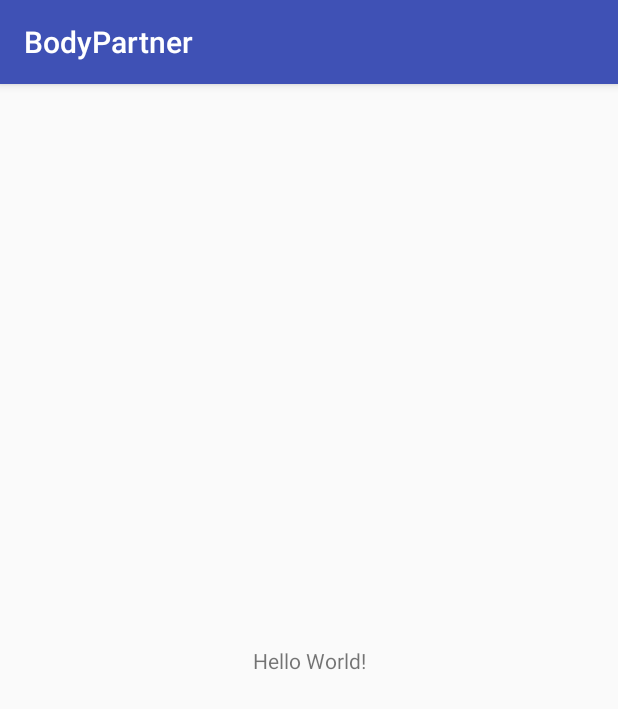
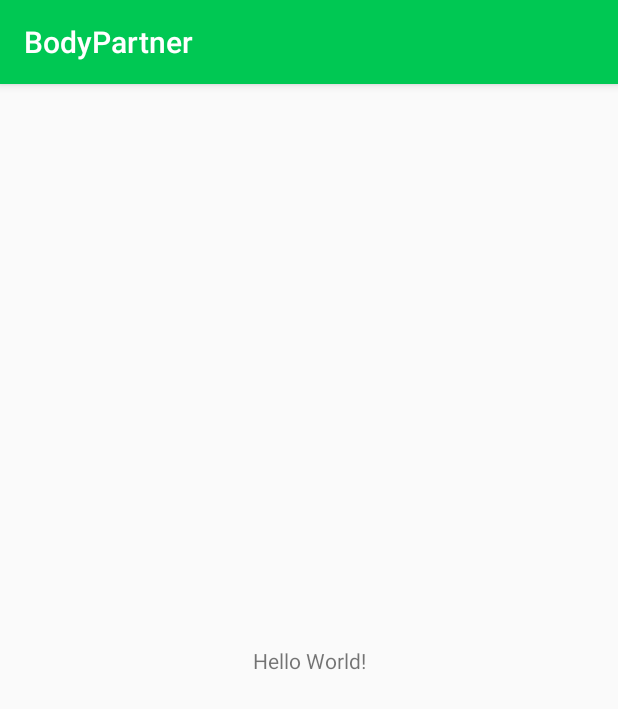
Before and after one commit to micheldu01/BodyPartner, an Android app: the screen it shows after launch (MainActivity), on a phone screen of 412 x 824 dp. Shown: the top 709 px of the screen. Run offline under Robolectric (Android 15) with nearby library versions, the phone set to English and light mode, and no system bars.

Commit message:
change colors values

```diff
--- a/app/src/main/res/values/colors.xml
+++ b/app/src/main/res/values/colors.xml
@@ -1,6 +1,6 @@
 <?xml version="1.0" encoding="utf-8"?>
 <resources>
-    <color name="colorPrimary">#3F51B5</color>
-    <color name="colorPrimaryDark">#303F9F</color>
-    <color name="colorAccent">#FF4081</color>
+    <color name="colorPrimary">#00c853</color>
+    <color name="colorPrimaryDark">#009624</color>
+    <color name="colorAccent">#5efc82</color>
 </resources>
```
